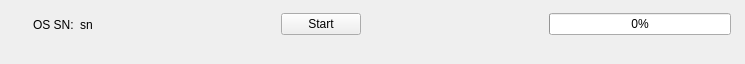
The window that burningdevice.ui (archerHe/heyuan) describes before a commit, drawn with Qt 5.
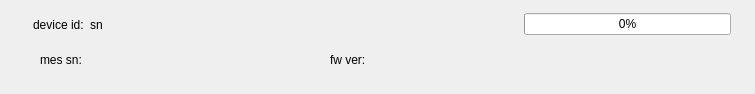
The same window after the commit.

What changed in the file:
```diff
--- a/burningdevice.ui
+++ b/burningdevice.ui
@@ -6,14 +6,14 @@
    <rect>
     <x>0</x>
     <y>0</y>
-    <width>745</width>
-    <height>64</height>
+    <width>755</width>
+    <height>94</height>
    </rect>
   </property>
   <property name="windowTitle">
    <string>Form</string>
   </property>
-  <widget class="QWidget" name="">
+  <widget class="QWidget" name="layoutWidget">
    <property name="geometry">
     <rect>
      <x>20</x>
@@ -33,7 +33,7 @@
     <item>
      <widget class="QLabel" name="lbl_sn">
       <property name="text">
-       <string>OS SN:</string>
+       <string>device id:</string>
       </property>
      </widget>
     </item>
@@ -57,13 +57,6 @@
       </property>
      </spacer>
     </item>
-    <item>
-     <widget class="QPushButton" name="btn_switch">
-      <property name="text">
-       <string>Start</string>
-      </property>
-     </widget>
-    </item>
     <item>
      <spacer name="horizontalSpacer">
       <property name="orientation">
@@ -86,6 +79,70 @@
     </item>
    </layout>
   </widget>
+  <widget class="QWidget" name="">
+   <property name="geometry">
+    <rect>
+     <x>40</x>
+     <y>50</y>
+     <width>271</width>
+     <height>19</height>
+    </rect>
+   </property>
+   <layout class="QHBoxLayout" name="horizontalLayout_2">
+    <item>
+     <widget class="QLabel" name="lbl_mes_sn">
+      <property name="sizePolicy">
+       <sizepolicy hsizetype="Fixed" vsizetype="Preferred">
+        <horstretch>0</horstretch>
+        <verstretch>0</verstretch>
+       </sizepolicy>
+      </property>
+      <property name="text">
+       <string>mes sn:</string>
+      </property>
+     </widget>
+    </item>
+    <item>
+     <widget class="QLabel" name="mes_sn">
+      <property name="text">
+       <string/>
+      </property>
+     </widget>
+    </item>
+   </layout>
+  </widget>
+  <widget class="QWidget" name="">
+   <property name="geometry">
+    <rect>
+     <x>330</x>
+     <y>50</y>
+     <width>381</width>
+     <height>19</height>
+    </rect>
+   </property>
+   <layout class="QHBoxLayout" name="horizontalLayout_3">
+    <item>
+     <widget class="QLabel" name="lbl_fw">
+      <property name="sizePolicy">
+       <sizepolicy hsizetype="Fixed" vsizetype="Preferred">
+        <horstretch>0</horstretch>
+        <verstretch>0</verstretch>
+       </sizepolicy>
+      </property>
+      <property name="text">
+       <string>fw ver:</string>
+      </property>
+     </widget>
+    </item>
+    <item>
+     <widget class="QLabel" name="fw_ver">
+      <property name="text">
+       <string/>
+      </property>
+     </widget>
+    </item>
+   </layout>
+  </widget>
  </widget>
  <resources/>
  <connections/>
```
